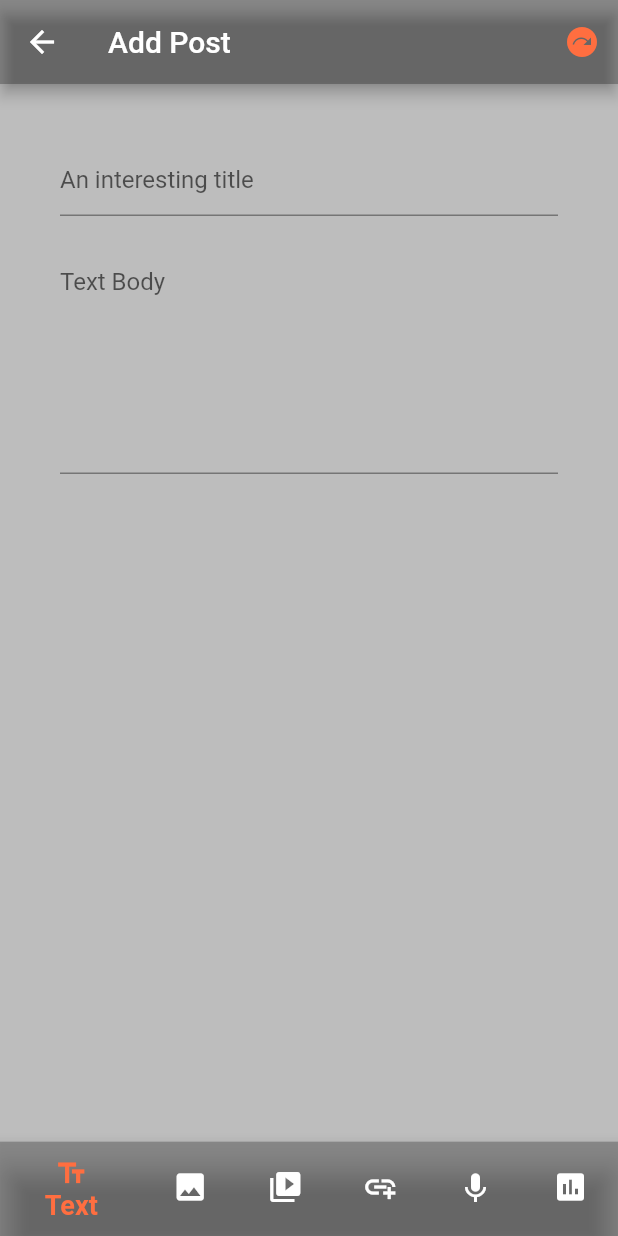
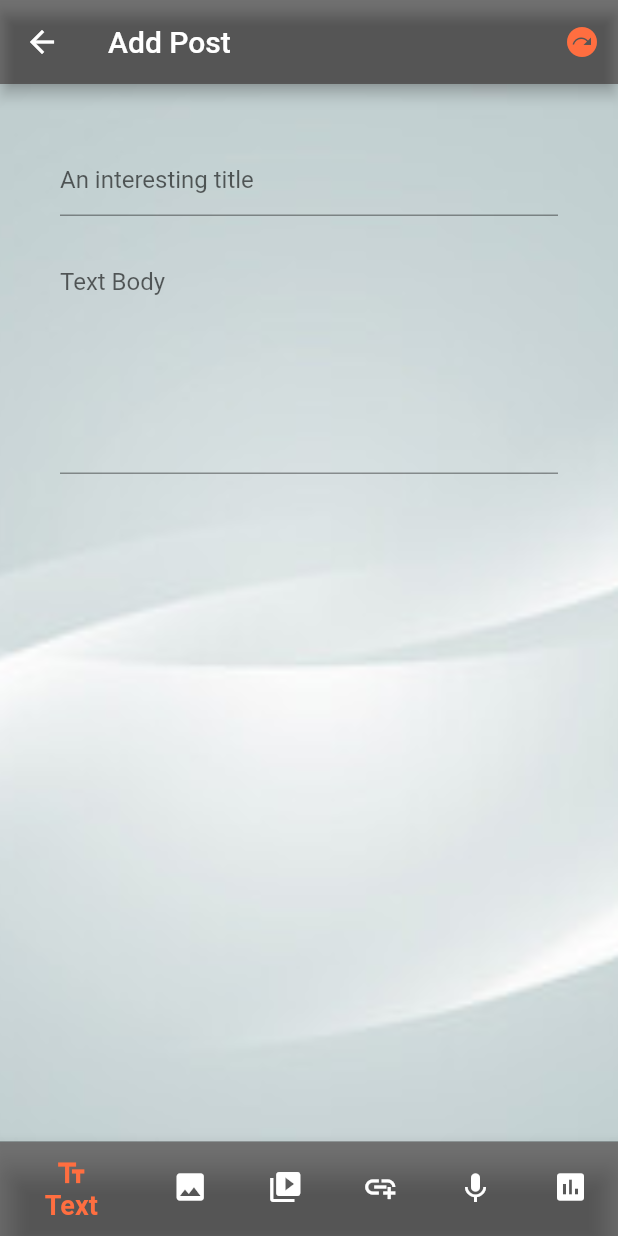
Before and after one commit to Hossein-sfa/Reddit, a Flutter app: the AddPost screen opened directly, on a phone screen of 412 x 824 dp. Run offline on Flutter 3.47's test engine with Material 2 defaults, Android fonts, the phone set to English and light mode, and no system bars; our stand-ins replace carousel_slider, image_picker, motion_toast, settings_ui, shamsi_date; accounts and stored records are empty.

Commit message:
add a background for add post & add communities

```diff
--- a/lib/addCommunitie.dart
+++ b/lib/addCommunitie.dart
@@ -45,7 +45,11 @@ class _CreatProfileState extends State<CreatProfile> {
               icon: const Icon(Icons.home_filled))
         ],
       ),
-      body: Form(
+      body: Container(
+        constraints: const BoxConstraints.expand(),
+        decoration:  const BoxDecoration(
+            image: DecorationImage(image: AssetImage("assets/images/bkg2.jpg"),fit: BoxFit.cover)),
+        child: Form(
           key: _globalkey,
           child: ListView(
             padding: const EdgeInsets.symmetric(horizontal: 20, vertical: 30),
@@ -129,6 +133,7 @@ class _CreatProfileState extends State<CreatProfile> {
                 ),
               ),
             ],
+          ),
         ),
       ),
     );
--- a/lib/addPost.dart
+++ b/lib/addPost.dart
@@ -72,6 +72,7 @@ class _AddPostState extends State<AddPost> {
   Widget build(BuildContext context) {
     return Scaffold(
       appBar: AppBar(
+        foregroundColor: Colors.white,
         actions: [
           IconButton(
             icon: const Icon(
@@ -126,10 +127,10 @@ class _AddPostState extends State<AddPost> {
           ),
         ],
         title: const Text("Add Post"),
-        backgroundColor: Colors.black45,
+        backgroundColor: Colors.black54,
       ),
       bottomNavigationBar: BottomNavigationBar(
-        backgroundColor: Colors.black45,
+        backgroundColor: Colors.black54,
         selectedFontSize: 18,
         selectedIconTheme:
         const IconThemeData(color: Colors.deepOrangeAccent, size: 22),
@@ -137,32 +138,32 @@ class _AddPostState extends State<AddPost> {
         selectedLabelStyle: const TextStyle(fontWeight: FontWeight.bold),
         items: const <BottomNavigationBarItem>[
           BottomNavigationBarItem(
-            backgroundColor: Colors.black45,
+            backgroundColor: Colors.black54,
             icon: Icon(Icons.text_fields),
             label: 'Text',
           ),
           BottomNavigationBarItem(
-            backgroundColor: Colors.black45,
+            backgroundColor: Colors.black54,
             icon: Icon(Icons.image),
             label: 'Image',
           ),
           BottomNavigationBarItem(
-            backgroundColor: Colors.black45,
+            backgroundColor: Colors.black54,
             icon: Icon(Icons.video_collection),
             label: 'Video',
           ),
           BottomNavigationBarItem(
-            backgroundColor: Colors.black45,
+            backgroundColor: Colors.black54,
             icon: Icon(Icons.add_link),
             label: 'Links',
           ),
           BottomNavigationBarItem(
-            backgroundColor: Colors.black45,
+            backgroundColor: Colors.black54,
             icon: Icon(Icons.keyboard_voice),
             label: 'Voice',
           ),
           BottomNavigationBarItem(
-            backgroundColor: Colors.black45,
+            backgroundColor: Colors.black54,
             icon: Icon(Icons.poll),
             label: 'Poll',
           ),
@@ -173,7 +174,10 @@ class _AddPostState extends State<AddPost> {
       ),
       body: (_selectedIndex == 0)
           ? Container(
-              color: Colors.black26,
+        constraints: const BoxConstraints.expand(),
+        decoration:  const BoxDecoration(
+            image: DecorationImage(image: AssetImage("assets/images/bkg2.jpg"),fit: BoxFit.cover)),
+        //  color: Colors.black26,
         padding: const EdgeInsets.all(40),
         child: Column(
           children: [
```
Lines whose indentation alone changed are shown as unchanged.
